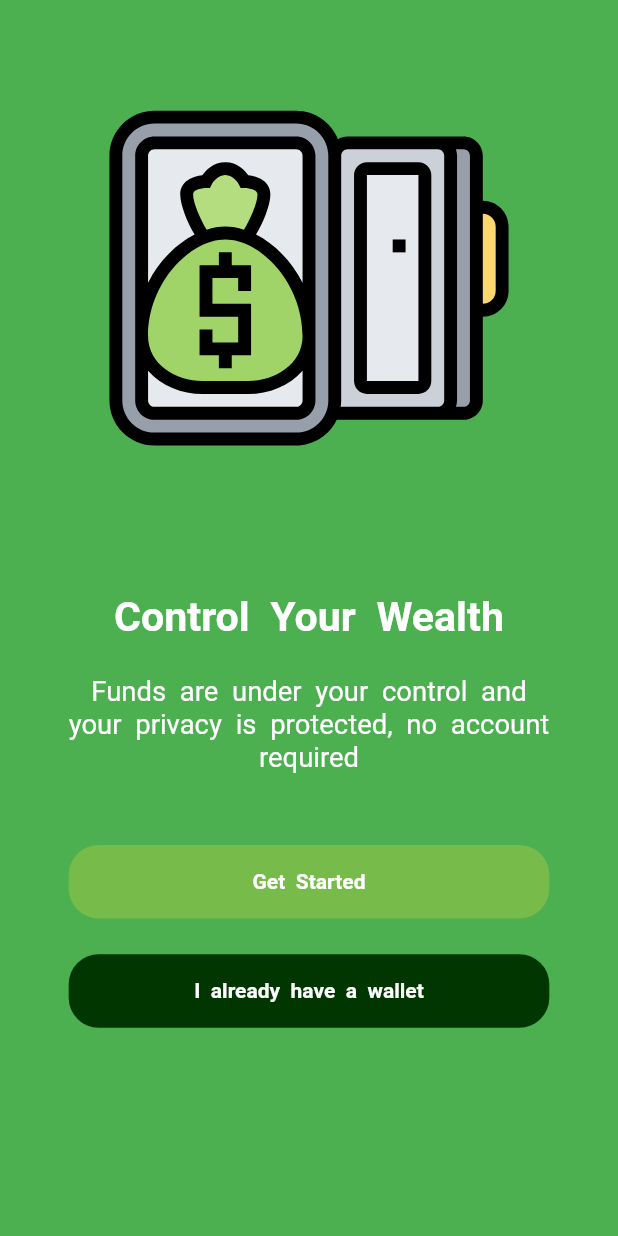
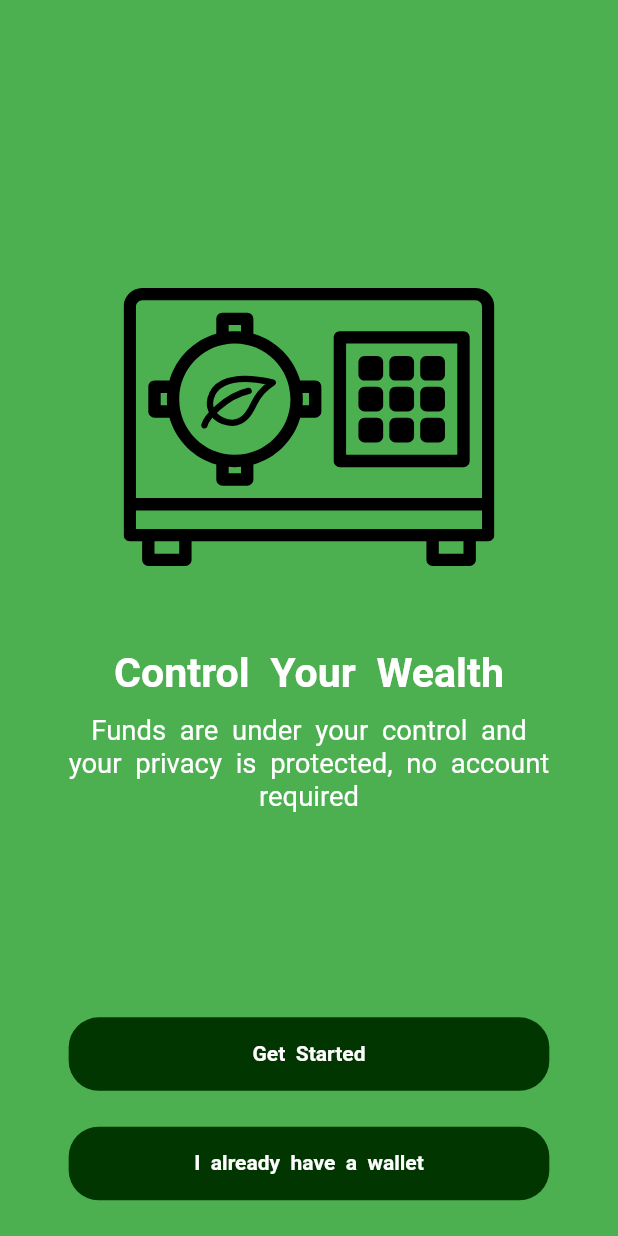
Before and after one commit to arborwallet/arbor-wallet, a Flutter app: the WelcomeScreen screen opened directly, on a phone screen of 412 x 824 dp. Run offline on Flutter 3.47's test engine with Material 2 defaults, Android fonts, the phone set to English and light mode, and no system bars; our stand-ins replace dots_indicator, flutter_screenutil, flutter_secure_storage, flutter_svg, hive, hive_flutter and 4 more; missing offline and left inert: numeric_keyboard, qr_code_scanner; accounts and stored records are empty; project files that could hold a hidden picture were left out.

Commit message:
adjust ob-boarding screens

```diff
--- a/lib/views/screens/splash_screen.dart
+++ b/lib/views/screens/splash_screen.dart
@@ -13,7 +13,7 @@ class SplashScreen extends StatelessWidget {
     return Scaffold(
       backgroundColor: ArborColors.green,
       body: Container(
-        padding: EdgeInsets.symmetric(horizontal: 40.w),
+        padding: EdgeInsets.symmetric(horizontal: 40.w,vertical: 20.h),
         child: Column(
           children: [
             Spacer(),
@@ -58,9 +58,7 @@ class SplashScreen extends StatelessWidget {
                         builder: (context) => RestoreWalletScreen()));
               },
             ),
-            SizedBox(
-              height: 20.h,
-            ),
+
           ],
         ),
       ),
--- a/lib/views/screens/welcome_screen.dart
+++ b/lib/views/screens/welcome_screen.dart
@@ -1,11 +1,10 @@
 import 'package:flutter/material.dart';
 import 'package:flutter_svg/flutter_svg.dart';
-
 import 'package:flutter_screenutil/flutter_screenutil.dart';
 import '../../core/constants/arbor_colors.dart';
-import '/core/constants/asset_paths.dart';
-import '/screens/info_screen.dart';
-import '/views/widgets/arbor_button.dart';
+import '../../core/constants/asset_paths.dart';
+import '../../screens/info_screen.dart';
+import '../../views/widgets/arbor_button.dart';
 import 'restore_wallet_screen.dart';
 
 class WelcomeScreen extends StatelessWidget {
@@ -13,20 +12,18 @@ class WelcomeScreen extends StatelessWidget {
   Widget build(BuildContext context) {
     return Scaffold(
       backgroundColor: ArborColors.green,
-      body: SingleChildScrollView(
-        child: Container(
-          padding: EdgeInsets.symmetric(horizontal: 40.w),
+      body: Container(
+        padding: EdgeInsets.symmetric(horizontal: 40.w,vertical: 20.h),
         child: Column(
           mainAxisAlignment: MainAxisAlignment.end,
+          crossAxisAlignment: CrossAxisAlignment.center,
           children: [
+            Spacer(),
             Container(
-                padding:  EdgeInsets.symmetric(vertical: 20.h,horizontal: 20.w),
-                height: 0.45.sh,
-                child: Center(
-                  child: SvgPicture.asset(
-                    AssetPaths.wealth,
-                    height: 0.4.sh,
-                  ),
+              padding: EdgeInsets.symmetric(horizontal: 20.h),
+              child:  SvgPicture.asset(
+                AssetPaths.safeWallet,
+                height: 0.3.sh,
               ),
             ),
             SizedBox(
@@ -42,7 +39,7 @@ class WelcomeScreen extends StatelessWidget {
               ),
             ),
             SizedBox(
-                height: 20.h,
+              height: 10.h,
             ),
             Text(
               'Funds are under your control and your privacy is protected, no account required',
@@ -54,10 +51,9 @@ class WelcomeScreen extends StatelessWidget {
               ),
               softWrap: true,
             ),
-               SizedBox(
-                height: 40.h,
-              ),
+            Spacer(),
             ArborButton(
+              backgroundColor: ArborColors.deepGreen,
               title: 'Get Started',
               onPressed: () {
                 Navigator.pushAndRemoveUntil(
@@ -80,11 +76,7 @@ class WelcomeScreen extends StatelessWidget {
                         builder: (context) => RestoreWalletScreen()));
               },
             ),
-             SizedBox(
-                height: 40.h,
-              ),
           ],
-          ),
         ),
       ),
     );
```
Also changed, not shown: lib/views/screens/on_boarding_screen.dart (+5 -7 lines), lib/views/widgets/layout/arbor_on_boarding_layout.dart (+4 -3 lines), assets/icons/safe-wallet-chia.svg. Lines whose indentation alone changed are shown as unchanged.
